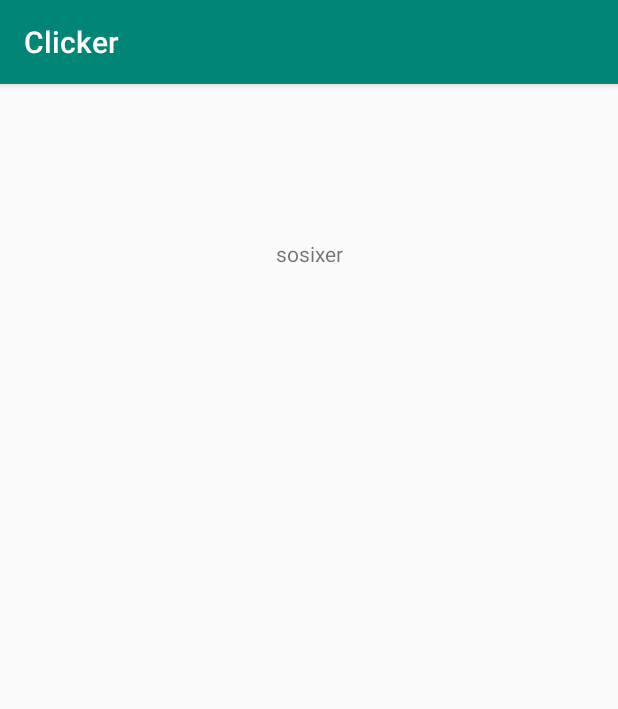
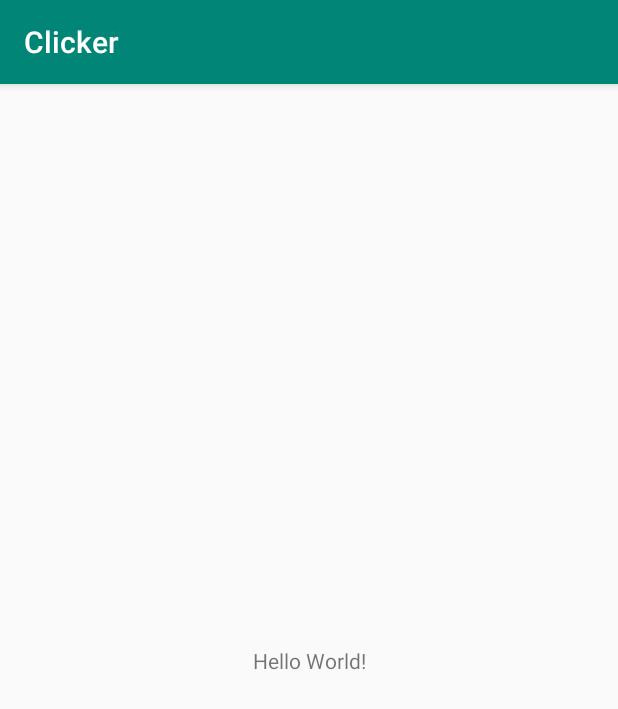
Before and after one commit to Miguniya/Clicker, an Android app: the screen it shows after launch (MainActivity), on a phone screen of 412 x 824 dp. Shown: the top 709 px of the screen. Run offline under Robolectric (Android 15) with nearby library versions, the phone set to English and light mode, and no system bars.

Commit message:
Revert "Nypozalyista"

```diff
--- a/app/src/main/res/layout/activity_main.xml
+++ b/app/src/main/res/layout/activity_main.xml
@@ -7,15 +7,12 @@
     tools:context=".MainActivity">
 
     <TextView
-        android:id="@+id/textView"
         android:layout_width="wrap_content"
         android:layout_height="wrap_content"
-        android:text="@string/sosixer"
+        android:text="Hello World!"
         app:layout_constraintBottom_toBottomOf="parent"
-        app:layout_constraintHorizontal_bias="0.501"
         app:layout_constraintLeft_toLeftOf="parent"
         app:layout_constraintRight_toRightOf="parent"
-        app:layout_constraintTop_toTopOf="parent"
-        app:layout_constraintVertical_bias="0.138" />
+        app:layout_constraintTop_toTopOf="parent" />
 
 </androidx.constraintlayout.widget.ConstraintLayout>
--- a/app/src/main/res/values/strings.xml
+++ b/app/src/main/res/values/strings.xml
@@ -1,4 +1,3 @@
 <resources>
     <string name="app_name">Clicker</string>
-    <string name="sosixer">sosixer</string>
 </resources>
```
Also changed, not shown: 1 other file.
